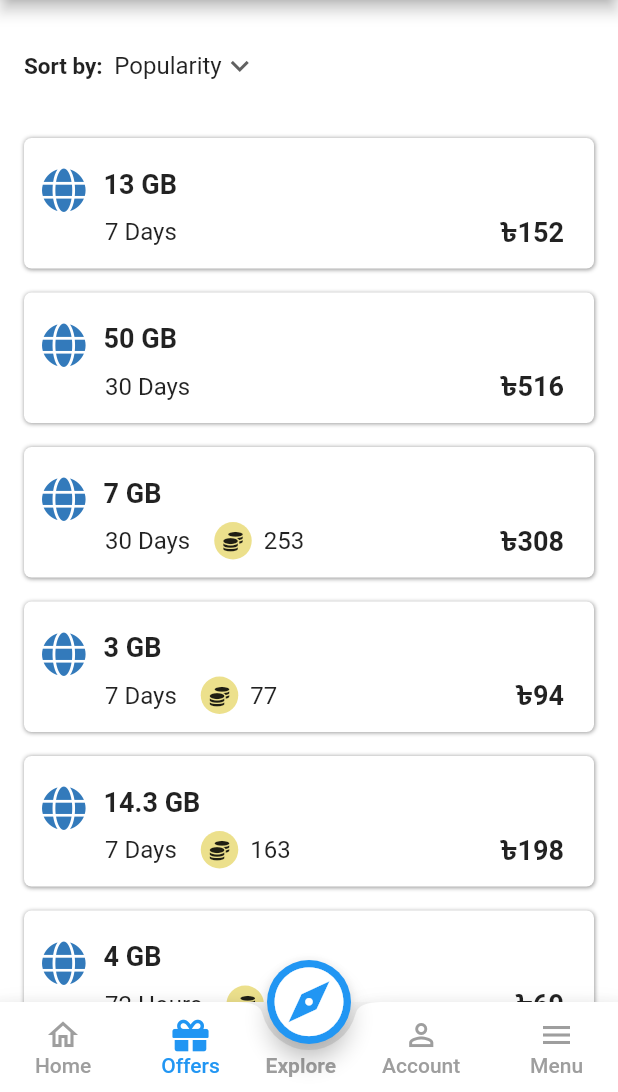
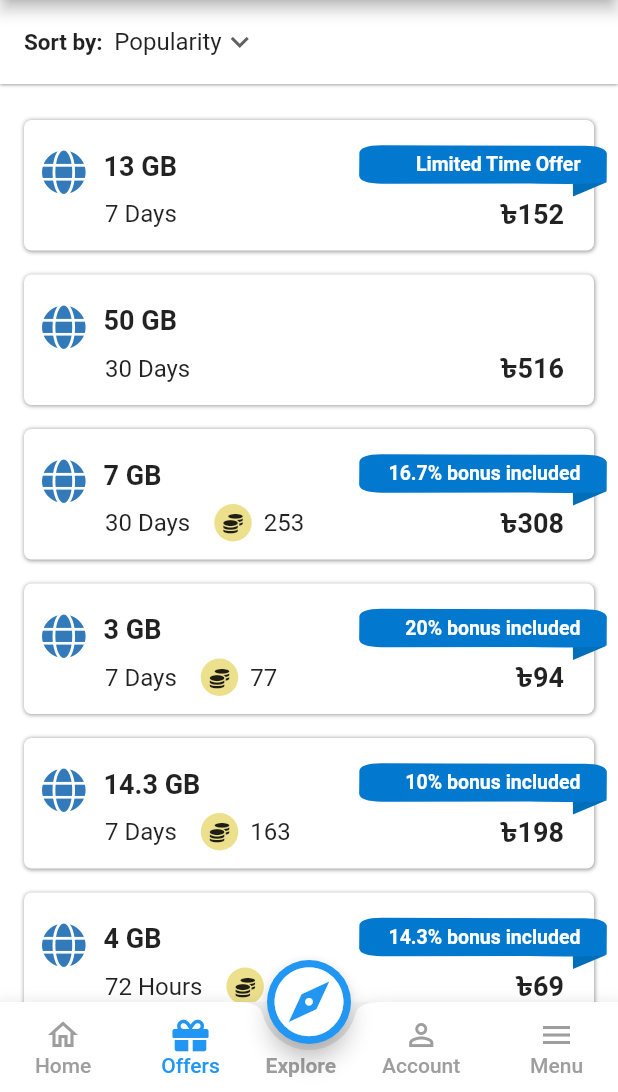
Before and after one commit to mdkamrulislam-web/my_gp_app_remake, a Flutter app: the screen it shows after launch, item 2 of the bottom bar chosen, after a tap on "Offers", on a phone screen of 412 x 824 dp, the part 144-1236 px from its top. Run offline on Flutter 3.47's test engine with Material 2 defaults, Android fonts, the phone set to English and light mode, and no system bars; our stand-ins replace font_awesome_flutter.

Commit message:
9th Commit - 14th October 2021

```diff
--- a/lib/constants.dart
+++ b/lib/constants.dart
@@ -1,5 +1,7 @@
 import 'package:flutter/material.dart';
 import 'package:font_awesome_flutter/font_awesome_flutter.dart';
+
+import 'offerpage/internet/internetoffercards.dart';
 
 TextStyle kBottomAppBarTextUnseleted = TextStyle(
     color: Colors.grey,
@@ -45,3 +47,6 @@ Container kInternetPackageIconWithBackground = Container(
     ),
   ),
 );
+
+Color kFacilityBackgroundDeepColor = Colors.red;
+Color kFacilityBackgroundLightColor = Colors.red;
--- a/lib/offerpage/internet/gpinternet.dart
+++ b/lib/offerpage/internet/gpinternet.dart
@@ -18,7 +18,20 @@ class _GPInternetState extends State<GPInternet> {
     return ListView(
       children: [
         Padding(
-          padding: EdgeInsets.only(left: 16.0, top: 20.0, bottom: 24),
+          padding: const EdgeInsets.only(bottom: 24.0),
+          child: Container(
+            decoration: BoxDecoration(
+              color: Colors.white,
+              boxShadow: const [
+                BoxShadow(
+                  color: Colors.grey,
+                  offset: Offset(0.25, 0.5), //(x,y)
+                  blurRadius: 1.0, // spreadRadius: 1.0, //extend the shadow
+                )
+              ],
+            ),
+            child: Padding(
+              padding: EdgeInsets.only(left: 16.0, top: 4, bottom: 4),
               child: Row(
                 children: [
                   Text(
@@ -51,6 +64,8 @@ class _GPInternetState extends State<GPInternet> {
                 ],
               ),
             ),
+          ),
+        ),
         const GPInternetOfferCards(
             '7 Days', 152, '13 GB', null, 'Limited Time Offer'),
         const GPInternetOfferCards('30 Days', 516, '50 GB', null, ''),
--- a/lib/offerpage/internet/internetoffercards.dart
+++ b/lib/offerpage/internet/internetoffercards.dart
@@ -2,6 +2,7 @@ import 'package:flutter/material.dart';
 import 'package:font_awesome_flutter/font_awesome_flutter.dart';
 import 'package:testing/constants.dart';
 import 'gpinternet.dart';
+import 'dart:ui' as ui;
 
 class GPInternetOfferCards extends StatelessWidget {
   const GPInternetOfferCards(
@@ -34,8 +35,25 @@ class GPInternetOfferCards extends StatelessWidget {
     }
   }
 
+  RPSCustomPainter? customPaintBackground() {
+    if (facility != '') {
+      RPSCustomPainter x = RPSCustomPainter(
+          kFacilityBackgroundDeepColor = Color.fromRGBO(0, 111, 186, 1),
+          kFacilityBackgroundLightColor = Color.fromRGBO(2, 120, 207, 1));
+      return x;
+    }
+    if (facility != '') {
+      RPSCustomPainter x = RPSCustomPainter(
+          kFacilityBackgroundDeepColor = Colors.white,
+          kFacilityBackgroundLightColor = Colors.white);
+      return x;
+    }
+  }
+
   Widget build(BuildContext context) {
     return Column(
+      children: [
+        Stack(
           children: [
             Padding(
               padding: const EdgeInsets.only(left: 16, right: 16),
@@ -75,8 +93,8 @@ class GPInternetOfferCards extends StatelessWidget {
                         ],
                       ),
                       Padding(
-                    padding:
-                        const EdgeInsets.only(left: 54, right: 20, bottom: 12),
+                        padding: const EdgeInsets.only(
+                            left: 54, right: 20, bottom: 12),
                         child: Row(
                           mainAxisAlignment: MainAxisAlignment.spaceBetween,
                           children: [
@@ -89,7 +107,8 @@ class GPInternetOfferCards extends StatelessWidget {
                                   ),
                                 ),
                                 Padding(
-                              padding: EdgeInsets.only(left: 16.0, right: 8.0),
+                                  padding:
+                                      EdgeInsets.only(left: 16.0, right: 8.0),
                                   child: coinChecker(),
                                 ),
                                 Text(
@@ -119,8 +138,95 @@ class GPInternetOfferCards extends StatelessWidget {
                 ),
               ),
             ),
+            Positioned(
+              right: 0,
+              top: 8,
+              child: CustomPaint(
+                size: Size(
+                    180,
+                    (120 * 0.65)
+                        .toDouble()), //You can Replace [WIDTH] with your desired width for Custom Paint and height will be calculated automatically
+                painter: customPaintBackground(),
+// child: Text('Limited Time Offer'),
+              ),
+            ),
+            Positioned(
+              right: 25,
+              top: 22,
+              child: Text(
+                '$facility',
+                style: TextStyle(
+                    color: Colors.white,
+                    fontWeight: FontWeight.w600,
+                    fontSize: 13),
+              ),
+            ),
+          ],
+        ),
         const SizedBox(height: 16),
       ],
     );
   }
 }
+
+class RPSCustomPainter extends CustomPainter {
+  const RPSCustomPainter(
+    this.deep,
+    this.light,
+  );
+
+  final Color? deep;
+  final Color? light;
+
+  @override
+  void paint(Canvas canvas, Size size) {
+    Paint paint_1 = new Paint()
+      ..color = kFacilityBackgroundDeepColor
+      ..style = PaintingStyle.fill
+      ..strokeWidth = 1;
+
+    Path path_1 = Path();
+    path_1.moveTo(size.width * 0.9579083, size.height * 0.4304857);
+    path_1.lineTo(size.width * 0.8332583, size.height * 0.5511571);
+    path_1.lineTo(size.width * 0.8329000, size.height * 0.4284000);
+    path_1.lineTo(size.width * 0.9580000, size.height * 0.4265714);
+    path_1.close();
+
+    canvas.drawPath(path_1, paint_1);
+
+    Paint paint_2 = new Paint()
+      ..color = kFacilityBackgroundLightColor
+      ..style = PaintingStyle.fill
+      ..strokeWidth = 1;
+
+    Path path_2 = Path();
+    path_2.moveTo(size.width * 0.0420000, size.height * 0.1817143);
+    path_2.quadraticBezierTo(size.width * 0.0419000, size.height * 0.1157714,
+        size.width * 0.1246667, size.height * 0.1131429);
+    path_2.quadraticBezierTo(size.width * 0.8635000, size.height * 0.1165714,
+        size.width * 0.8760000, size.height * 0.1165714);
+    path_2.quadraticBezierTo(size.width * 0.9500000, size.height * 0.1165714,
+        size.width * 0.9586667, size.height * 0.1817143);
+    path_2.quadraticBezierTo(size.width * 0.9580000, size.height * 0.4025714,
+        size.width * 0.9580000, size.height * 0.4240000);
+    path_2.quadraticBezierTo(size.width * 0.9580000, size.height * 0.4525714,
+        size.width * 0.6740000, size.height * 0.4411429);
+    path_2.quadraticBezierTo(size.width * 0.1371667, size.height * 0.4422857,
+        size.width * 0.1246667, size.height * 0.4422857);
+    path_2.quadraticBezierTo(size.width * 0.0441667, size.height * 0.4411571,
+        size.width * 0.0413333, size.height * 0.3748571);
+    path_2.quadraticBezierTo(size.width * 0.0420000, size.height * 0.2471429,
+        size.width * 0.0420000, size.height * 0.1817143);
+    path_2.close();
+
+    canvas.drawPath(path_2, paint_2);
+  }
+
+  @override
+  bool shouldRepaint(covariant CustomPainter oldDelegate) {
+    return true;
+  }
+}
+
+//Color.fromRGBO(2, 120, 207, 1)
+//Color.fromRGBO(0, 111, 186, 1)
--- a/lib/pages/home.dart
+++ b/lib/pages/home.dart
@@ -31,7 +31,6 @@ class _HomeState extends State<Home> {
   Widget currentScreen = Dashboard();
   final PageStorageBucket bucket = PageStorageBucket();
   bool pressed = true;
-  bool unpressed = false;
   String buttonText = 'Explore';
 
   @override
```
Also changed, not shown: pubspec.lock. Lines whose indentation alone changed are shown as unchanged.
